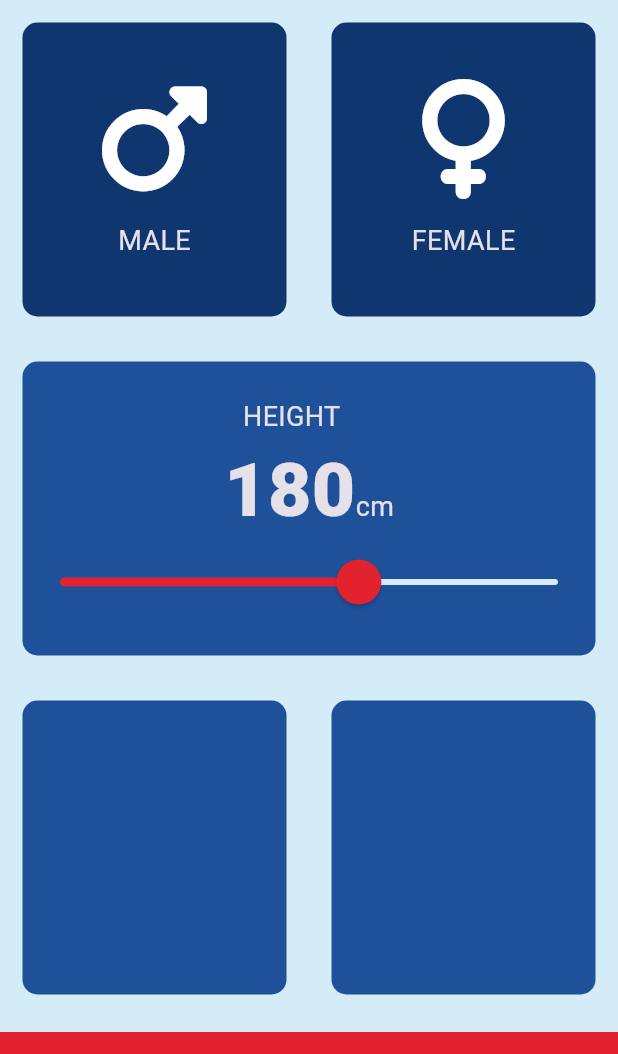
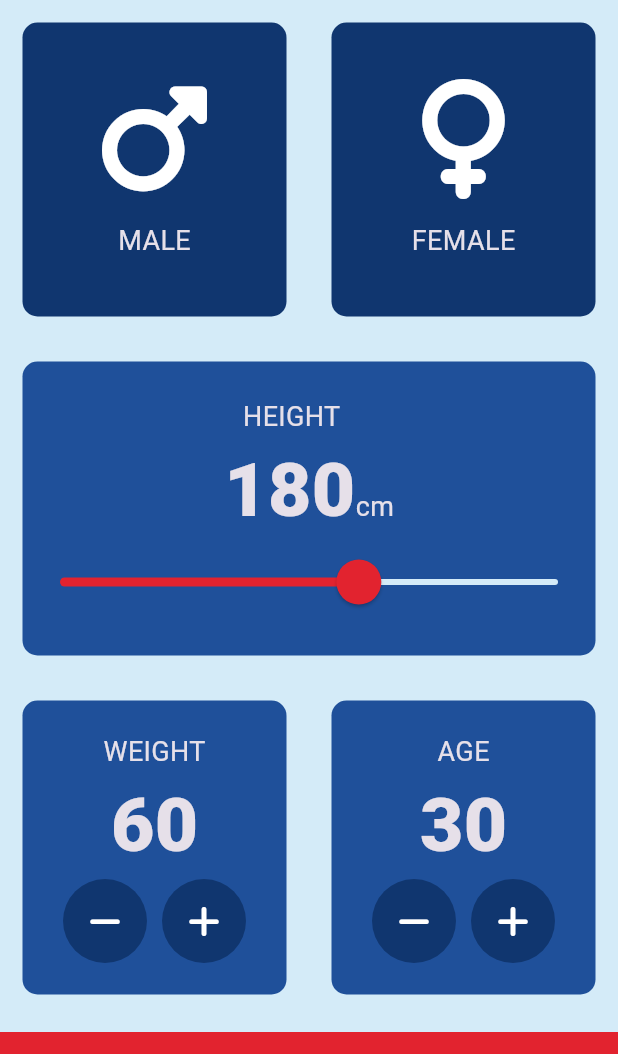
Before and after one commit to AfzalVirk/bmi-calculatorapp-flutter, a Flutter app: the screen it shows after launch, on a phone screen of 412 x 824 dp, the part 84-1138 px from its top. Run offline on Flutter 3.47's test engine with Material 3 defaults, Android fonts, the phone set to English and light mode, and no system bars; our stand-ins replace font_awesome_flutter.

Commit message:
Weight and age button

```diff
--- a/lib/input_page.dart
+++ b/lib/input_page.dart
@@ -14,6 +14,8 @@ class InputPage extends StatefulWidget {
 class _InputPageState extends State<InputPage> {
   Gender? genderselected;
   int height = 180;
+  int weight = 60;
+  int age = 30;
   /*Color maleCardColor = inactivecolor;
   Color femaleCardColor = inactivecolor;
 
@@ -134,9 +136,89 @@ class _InputPageState extends State<InputPage> {
           Expanded(
               child: Row(
             children: <Widget>[
-              Expanded(child: ReuseableCard(colour: kActivecolor)),
               Expanded(
-                child: ReuseableCard(colour: kActivecolor),
+                child: ReuseableCard(
+                  colour: kActivecolor,
+                  cardChild: Column(
+                    mainAxisAlignment: MainAxisAlignment.center,
+                    children: <Widget>[
+                      Text(
+                        'WEIGHT',
+                        style: kLabelTextStyle,
+                      ),
+                      Text(
+                        weight.toString(),
+                        style: kNumberTextStyle,
+                      ),
+                      Row(
+                        mainAxisAlignment: MainAxisAlignment.center,
+                        children: <Widget>[
+                          RoundIconButton(
+                            icon: FontAwesomeIcons.minus,
+                            onPress: () {
+                              setState(() {
+                                weight--;
+                              });
+                            },
+                          ),
+                          SizedBox(
+                            width: 10.0,
+                          ),
+                          RoundIconButton(
+                            icon: FontAwesomeIcons.plus,
+                            onPress: () {
+                              setState(() {
+                                weight++;
+                              });
+                            },
+                          ),
+                        ],
+                      )
+                    ],
+                  ),
+                ),
+              ),
+              Expanded(
+                child: ReuseableCard(
+                  colour: kActivecolor,
+                  cardChild: Column(
+                    mainAxisAlignment: MainAxisAlignment.center,
+                    children: <Widget>[
+                      Text(
+                        'AGE',
+                        style: kLabelTextStyle,
+                      ),
+                      Text(
+                        age.toString(),
+                        style: kNumberTextStyle,
+                      ),
+                      Row(
+                        mainAxisAlignment: MainAxisAlignment.center,
+                        children: <Widget>[
+                          RoundIconButton(
+                            icon: FontAwesomeIcons.minus,
+                            onPress: () {
+                              setState(() {
+                                age--;
+                              });
+                            },
+                          ),
+                          SizedBox(
+                            width: 10.0,
+                          ),
+                          RoundIconButton(
+                            icon: FontAwesomeIcons.plus,
+                            onPress: () {
+                              setState(() {
+                                age++;
+                              });
+                            },
+                          ),
+                        ],
+                      )
+                    ],
+                  ),
+                ),
               ),
             ],
           )),
@@ -151,3 +233,23 @@ class _InputPageState extends State<InputPage> {
     );
   }
 }
+
+class RoundIconButton extends StatelessWidget {
+  RoundIconButton({required this.icon, @required this.onPress});
+  final IconData icon;
+  final VoidCallback? onPress;
+  @override
+  Widget build(BuildContext context) {
+    return RawMaterialButton(
+      child: Icon(icon),
+      onPressed: onPress,
+      elevation: 0.0,
+      constraints: BoxConstraints.tightFor(
+        width: 56.0,
+        height: 56.0,
+      ),
+      shape: CircleBorder(),
+      fillColor: Color(0xFF10366F),
+    );
+  }
+}
```
